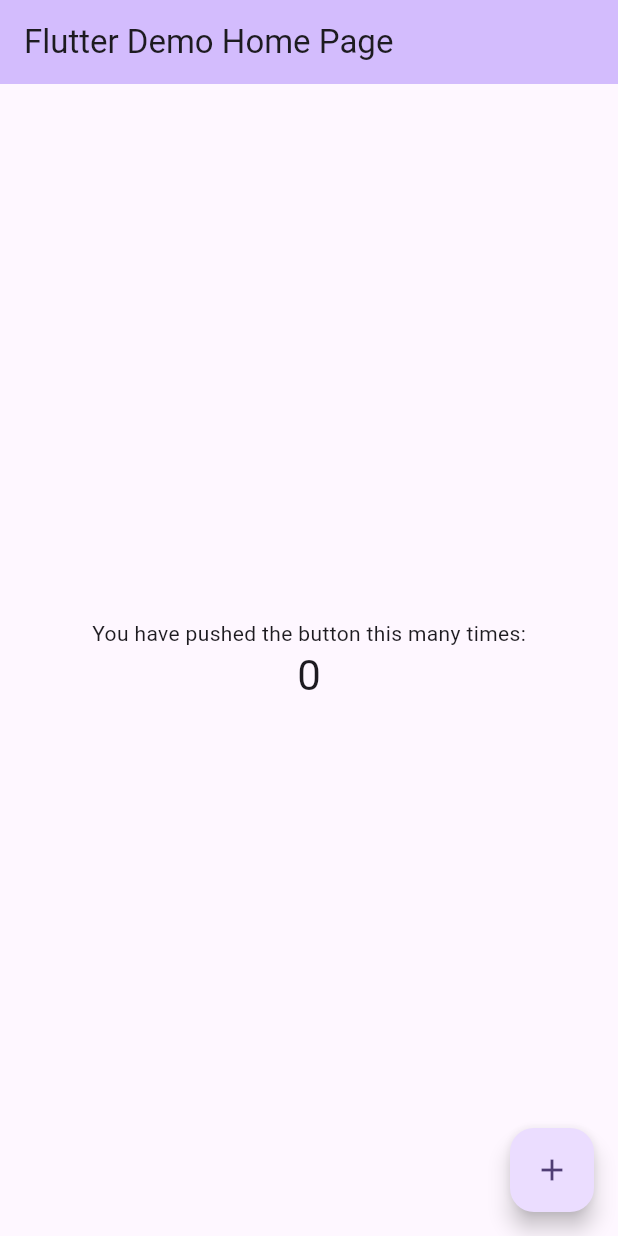
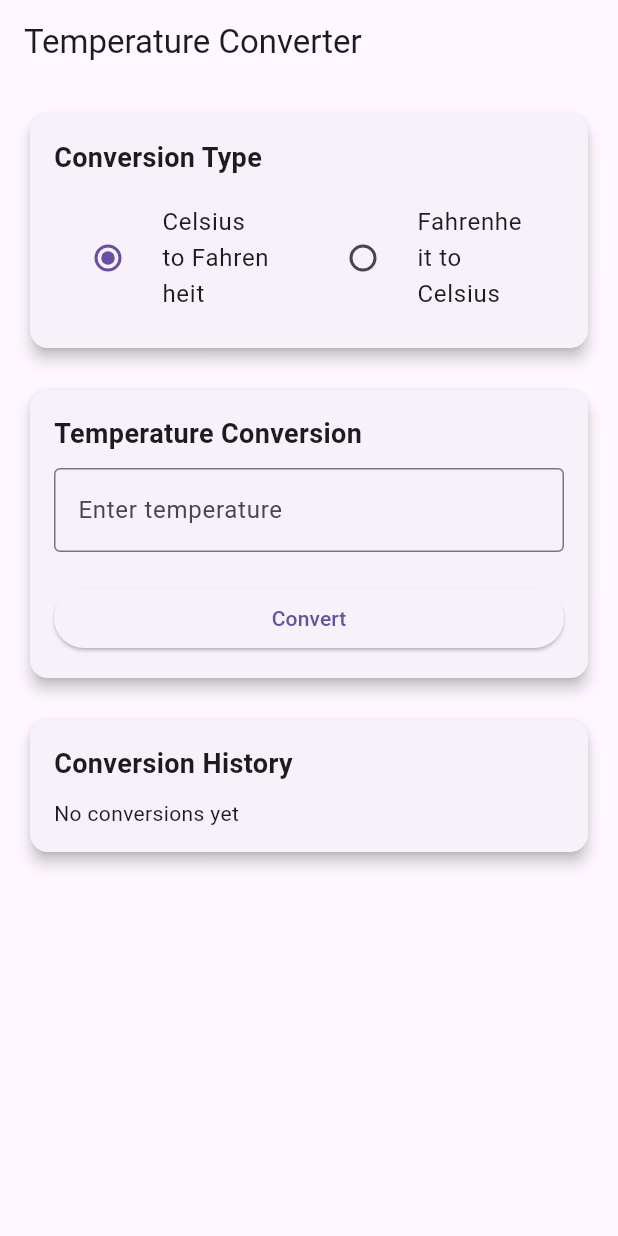
Before and after one commit to Ninette03/temperature_converter, a Flutter app: the screen it shows after launch, on a phone screen of 412 x 824 dp. Run offline on Flutter 3.47's test engine with Material 3 defaults, Android fonts, the phone set to English and light mode, and no system bars.

Commit message:
Temperature converter app implemented

```diff
--- a/lib/main.dart
+++ b/lib/main.dart
@@ -1,122 +1,29 @@
 import 'package:flutter/material.dart';
+import 'package:provider/provider.dart';
+import 'package:temperature_converter/screens/home_screen.dart';
+import 'package:temperature_converter/widgets/conversion_selector.dart';
 
 void main() {
-  runApp(const MyApp());
+  runApp(
+    ChangeNotifierProvider(
+      create: (context) => ConversionTypeNotifier(),
+      child: const TemperatureConverterApp(),
+  ));
 }
 
-class MyApp extends StatelessWidget {
-  const MyApp({super.key});
+class TemperatureConverterApp extends StatelessWidget {
+  const TemperatureConverterApp({super.key});
 
-  // This widget is the root of your application.
   @override
   Widget build(BuildContext context) {
     return MaterialApp(
-      title: 'Flutter Demo',
+      title: 'Temperature Converter',
       theme: ThemeData(
-        // This is the theme of your application.
-        //
-        // TRY THIS: Try running your application with "flutter run". You'll see
-        // the application has a purple toolbar. Then, without quitting the app,
-        // try changing the seedColor in the colorScheme below to Colors.green
-        // and then invoke "hot reload" (save your changes or press the "hot
-        // reload" button in a Flutter-supported IDE, or press "r" if you used
-        // the command line to start the app).
-        //
-        // Notice that the counter didn't reset back to zero; the application
-        // state is not lost during the reload. To reset the state, use hot
-        // restart instead.
-        //
-        // This works for code too, not just values: Most code changes can be
-        // tested with just a hot reload.
-        colorScheme: ColorScheme.fromSeed(seedColor: Colors.deepPurple),
+        primarySwatch: Colors.blue,
+        visualDensity: VisualDensity.adaptivePlatformDensity,
       ),
-      home: const MyHomePage(title: 'Flutter Demo Home Page'),
+      home: const HomeScreen(),
+      debugShowCheckedModeBanner: false,
     );
   }
 }
-
-class MyHomePage extends StatefulWidget {
-  const MyHomePage({super.key, required this.title});
-
-  // This widget is the home page of your application. It is stateful, meaning
-  // that it has a State object (defined below) that contains fields that affect
-  // how it looks.
-
-  // This class is the configuration for the state. It holds the values (in this
-  // case the title) provided by the parent (in this case the App widget) and
-  // used by the build method of the State. Fields in a Widget subclass are
-  // always marked "final".
-
-  final String title;
-
-  @override
-  State<MyHomePage> createState() => _MyHomePageState();
-}
-
-class _MyHomePageState extends State<MyHomePage> {
-  int _counter = 0;
-
-  void _incrementCounter() {
-    setState(() {
-      // This call to setState tells the Flutter framework that something has
-      // changed in this State, which causes it to rerun the build method below
-      // so that the display can reflect the updated values. If we changed
-      // _counter without calling setState(), then the build method would not be
-      // called again, and so nothing would appear to happen.
-      _counter++;
-    });
-  }
-
-  @override
-  Widget build(BuildContext context) {
-    // This method is rerun every time setState is called, for instance as done
-    // by the _incrementCounter method above.
-    //
-    // The Flutter framework has been optimized to make rerunning build methods
-    // fast, so that you can just rebuild anything that needs updating rather
-    // than having to individually change instances of widgets.
-    return Scaffold(
-      appBar: AppBar(
-        // TRY THIS: Try changing the color here to a specific color (to
-        // Colors.amber, perhaps?) and trigger a hot reload to see the AppBar
-        // change color while the other colors stay the same.
-        backgroundColor: Theme.of(context).colorScheme.inversePrimary,
-        // Here we take the value from the MyHomePage object that was created by
-        // the App.build method, and use it to set our appbar title.
-        title: Text(widget.title),
-      ),
-      body: Center(
-        // Center is a layout widget. It takes a single child and positions it
-        // in the middle of the parent.
-        child: Column(
-          // Column is also a layout widget. It takes a list of children and
-          // arranges them vertically. By default, it sizes itself to fit its
-          // children horizontally, and tries to be as tall as its parent.
-          //
-          // Column has various properties to control how it sizes itself and
-          // how it positions its children. Here we use mainAxisAlignment to
-          // center the children vertically; the main axis here is the vertical
-          // axis because Columns are vertical (the cross axis would be
-          // horizontal).
-          //
-          // TRY THIS: Invoke "debug painting" (choose the "Toggle Debug Paint"
-          // action in the IDE, or press "p" in the console), to see the
-          // wireframe for each widget.
-          mainAxisAlignment: MainAxisAlignment.center,
-          children: <Widget>[
-            const Text('You have pushed the button this many times:'),
-            Text(
-              '$_counter',
-              style: Theme.of(context).textTheme.headlineMedium,
-            ),
-          ],
-        ),
-      ),
-      floatingActionButton: FloatingActionButton(
-        onPressed: _incrementCounter,
-        tooltip: 'Increment',
-        child: const Icon(Icons.add),
-      ), // This trailing comma makes auto-formatting nicer for build methods.
-    );
-  }
-}
--- /dev/null
+++ b/lib/models/conversion.dart
@@ -0,0 +1,19 @@
+class Conversion {
+  final String fromUnit;
+  final String toUnit;
+  final double inputValue;
+  final double convertedValue;
+  final DateTime timestamp;
+
+  Conversion({
+    required this.fromUnit,
+    required this.toUnit,
+    required this.inputValue,
+    required this.convertedValue,
+    required this.timestamp,
+  });
+
+  String get formattedResult {
+    return '$fromUnit to $toUnit: ${inputValue.toStringAsFixed(1)} → ${convertedValue.toStringAsFixed(2)}';
+  }
+}
--- /dev/null
+++ b/lib/screens/home_screen.dart
@@ -0,0 +1,44 @@
+import 'package:flutter/material.dart';
+import 'package:temperature_converter/models/conversion.dart';
+import 'package:temperature_converter/widgets/conversion_history.dart';
+import 'package:temperature_converter/widgets/conversion_selector.dart';
+import 'package:temperature_converter/widgets/temperature_input.dart';
+
+class HomeScreen extends StatefulWidget {
+  const HomeScreen({super.key});
+
+  @override
+  State<HomeScreen> createState() => _HomeScreenState();
+}
+
+class _HomeScreenState extends State<HomeScreen> {
+  final List<Conversion> _conversionHistory = [];
+
+  void _addToHistory(Conversion conversion) {
+    setState(() {
+      _conversionHistory.insert(0, conversion);
+    });
+  }
+
+  @override
+  Widget build(BuildContext context) {
+    return Scaffold(
+      appBar: AppBar(
+        title: const Text('Temperature Converter'),
+      ),
+      body: SingleChildScrollView(
+        padding: const EdgeInsets.all(16.0),
+        child: Column(
+          crossAxisAlignment: CrossAxisAlignment.stretch,
+          children: [
+            const ConversionSelector(),
+            const SizedBox(height: 20),
+            TemperatureInput(onConvert: _addToHistory),
+            const SizedBox(height: 20),
+            ConversionHistory(history: _conversionHistory),
+          ],
+        ),
+      ),
+    );
+  }
+}
--- /dev/null
+++ b/lib/utils/converter.dart
@@ -0,0 +1,9 @@
+class TemperatureConverter {
+  static double celsiusToFahrenheit(double celsius) {
+    return (celsius * 9 / 5) + 32;
+  }
+
+  static double fahrenheitToCelsius(double fahrenheit) {
+    return (fahrenheit - 32) * 5 / 9;
+  }
+}
--- /dev/null
+++ b/lib/widgets/conversion_history.dart
@@ -0,0 +1,41 @@
+// lib/widgets/conversion_history.dart
+import 'package:flutter/material.dart';
+import 'package:temperature_converter/models/conversion.dart';
+
+class ConversionHistory extends StatelessWidget {
+  final List<Conversion> history;
+
+  const ConversionHistory({super.key, required this.history});
+
+  @override
+  Widget build(BuildContext context) {
+    return Card(
+      elevation: 4,
+      child: Padding(
+        padding: const EdgeInsets.all(16.0),
+        child: Column(
+          crossAxisAlignment: CrossAxisAlignment.start,
+          children: [
+            const Text(
+              'Conversion History',
+              style: TextStyle(fontSize: 18, fontWeight: FontWeight.bold),
+            ),
+            const SizedBox(height: 10),
+            if (history.isEmpty)
+              const Text('No conversions yet')
+            else
+              Column(
+                children: history
+                    .map((conversion) => ListTile(
+                          title: Text(conversion.formattedResult),
+                          subtitle: Text(
+                              '${conversion.timestamp.hour}:${conversion.timestamp.minute.toString().padLeft(2, '0')}'),
+                        ))
+                    .toList(),
+              ),
+          ],
+        ),
+      ),
+    );
+  }
+}
--- /dev/null
+++ b/lib/widgets/conversion_selector.dart
@@ -0,0 +1,63 @@
+import 'package:flutter/material.dart';
+import 'package:provider/provider.dart';
+
+class ConversionSelector extends StatelessWidget {
+  const ConversionSelector({super.key});
+
+  @override
+  Widget build(BuildContext context) {
+    return Card(
+      elevation: 4,
+      child: Padding(
+        padding: const EdgeInsets.all(16.0),
+        child: Column(
+          crossAxisAlignment: CrossAxisAlignment.start,
+          children: [
+            const Text(
+              'Conversion Type',
+              style: TextStyle(fontSize: 18, fontWeight: FontWeight.bold),
+            ),
+            const SizedBox(height: 10),
+            Row(
+              children: [
+                Expanded(
+                  child: RadioListTile<ConversionType>(
+                    title: const Text('Celsius to Fahrenheit'),
+                    value: ConversionType.celsiusToFahrenheit,
+                    groupValue: context.watch<ConversionTypeNotifier>().currentType,
+                    onChanged: (value) {
+                      context.read<ConversionTypeNotifier>().changeType(value!);
+                    },
+                  ),
+                ),
+                Expanded(
+                  child: RadioListTile<ConversionType>(
+                    title: const Text('Fahrenheit to Celsius'),
+                    value: ConversionType.fahrenheitToCelsius,
+                    groupValue: context.watch<ConversionTypeNotifier>().currentType,
+                    onChanged: (value) {
+                      context.read<ConversionTypeNotifier>().changeType(value!);
+                    },
+                  ),
+                ),
+              ],
+            ),
+          ],
+        ),
+      ),
+    );
+  }
+}
+
+enum ConversionType { celsiusToFahrenheit, fahrenheitToCelsius }
+
+class ConversionTypeNotifier extends ChangeNotifier {
+  ConversionType _currentType = ConversionType.celsiusToFahrenheit;
+
+  ConversionType get currentType => _currentType;
+
+  void changeType(ConversionType newType) {
+    _currentType = newType;
+    notifyListeners();
+  }
+}
--- /dev/null
+++ b/lib/widgets/temperature_input.dart
@@ -0,0 +1,118 @@
+import 'package:flutter/material.dart';
+import 'package:provider/provider.dart';
+import 'package:temperature_converter/models/conversion.dart';
+import 'package:temperature_converter/utils/converter.dart';
+import 'package:temperature_converter/widgets/conversion_selector.dart';
+
+class TemperatureInput extends StatefulWidget {
+  final Function(Conversion) onConvert;
+
+  const TemperatureInput({super.key, required this.onConvert});
+
+  @override
+  State<TemperatureInput> createState() => _TemperatureInputState();
+}
+
+class _TemperatureInputState extends State<TemperatureInput> {
+  final _inputController = TextEditingController();
+  double? _convertedValue;
+  String? _errorText;
+
+  void _convertTemperature() {
+    final input = _inputController.text;
+    if (input.isEmpty) {
+      setState(() {
+        _errorText = 'Please enter a temperature';
+        _convertedValue = null;
+      });
+      return;
+    }
+
+    final inputValue = double.tryParse(input);
+    if (inputValue == null) {
+      setState(() {
+        _errorText = 'Please enter a valid number';
+        _convertedValue = null;
+      });
+      return;
+    }
+
+    // Get the current conversion type from provider
+    final conversionType = context.read<ConversionTypeNotifier>().currentType;
+    double convertedValue;
+    String fromUnit, toUnit;
+
+    if (conversionType == ConversionType.celsiusToFahrenheit) {
+      convertedValue = TemperatureConverter.celsiusToFahrenheit(inputValue);
+      fromUnit = 'C';
+      toUnit = 'F';
+    } else {
+      convertedValue = TemperatureConverter.fahrenheitToCelsius(inputValue);
+      fromUnit = 'F';
+      toUnit = 'C';
+    }
+
+    setState(() {
+      _errorText = null;
+      _convertedValue = convertedValue;
+    });
+
+    // Notify parent widget about the conversion
+    widget.onConvert(Conversion(
+      fromUnit: fromUnit,
+      toUnit: toUnit,
+      inputValue: inputValue,
+      convertedValue: convertedValue,
+      timestamp: DateTime.now(),
+    ));
+  }
+
+  @override
+  void dispose() {
+    _inputController.dispose();
+    super.dispose();
+  }
+
+  @override
+  Widget build(BuildContext context) {
+    return Card(
+      elevation: 4,
+      child: Padding(
+        padding: const EdgeInsets.all(16.0),
+        child: Column(
+          crossAxisAlignment: CrossAxisAlignment.start,
+          children: [
+            const Text(
+              'Temperature Conversion',
+              style: TextStyle(fontSize: 18, fontWeight: FontWeight.bold),
+            ),
+            const SizedBox(height: 10),
+            TextField(
+              controller: _inputController,
+              keyboardType: TextInputType.number,
+              decoration: InputDecoration(
+                labelText: 'Enter temperature',
+                errorText: _errorText,
+                border: const OutlineInputBorder(),
+              ),
+            ),
+            const SizedBox(height: 10),
+            if (_convertedValue != null)
+              Text(
+                'Converted Value: ${_convertedValue!.toStringAsFixed(2)}°',
+                style: const TextStyle(fontSize: 16),
+              ),
+            const SizedBox(height: 10),
+            SizedBox(
+              width: double.infinity,
+              child: ElevatedButton(
+                onPressed: _convertTemperature,
+                child: const Text('Convert'),
+              ),
+            ),
+          ],
+        ),
+      ),
+    );
+  }
+}
--- a/pubspec.yaml
+++ b/pubspec.yaml
@@ -30,6 +30,7 @@ environment:
 dependencies:
   flutter:
     sdk: flutter
+  provider: ^6.0.5
 
   # The following adds the Cupertino Icons font to your application.
   # Use with the CupertinoIcons class for iOS style icons.
```
Also changed, not shown: pubspec.lock.
